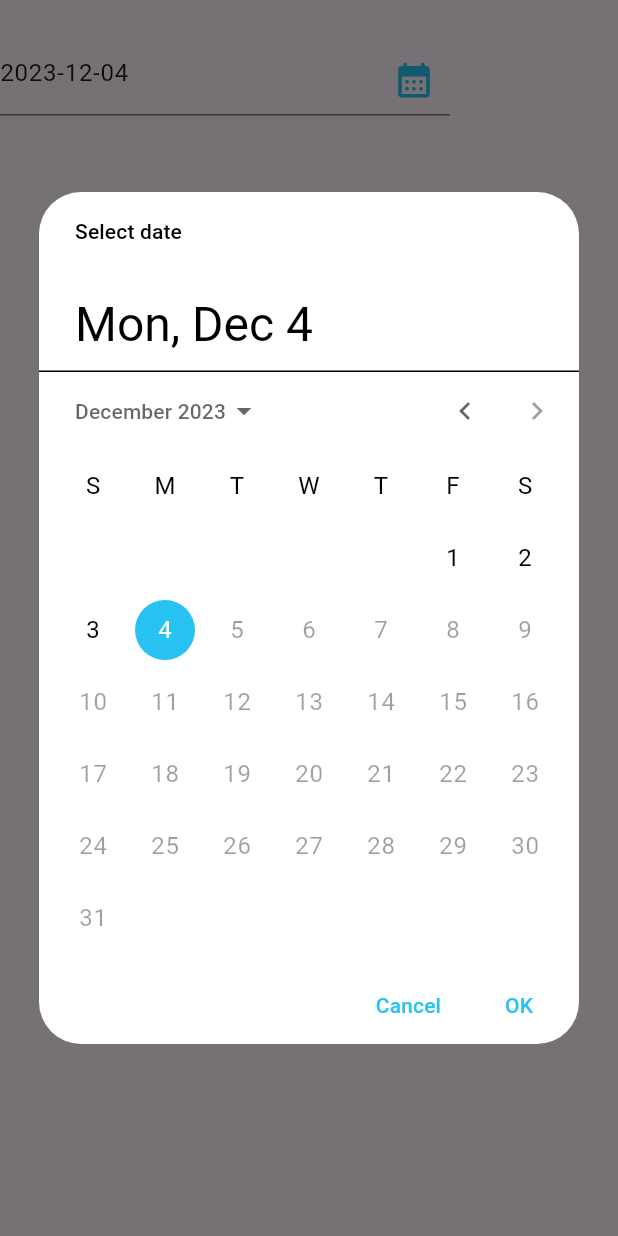
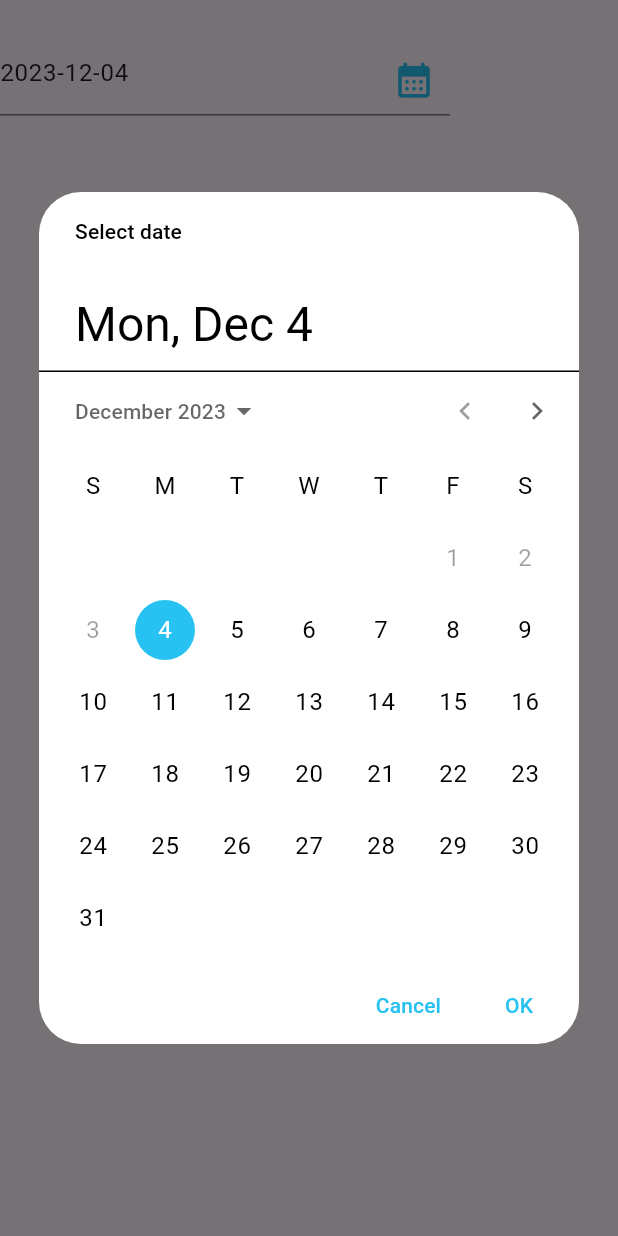
Before and after one commit to Rookeys/Calendar-App, a Flutter app: the DatePickerInput widget shown alone on an empty page, opened directly, after a tap on the "calendar month" icon, on a phone screen of 412 x 824 dp. Run offline on Flutter 3.47's test engine with Material 3 defaults, Android fonts, the phone set to English and light mode, and no system bars; our stand-ins replace firebase_auth, firebase_core, flutter_secure_storage, flutter_slidable, fluttertoast, go_router and 3 more; missing offline and left inert: googleapis; accounts and stored records are empty; network calls fail.

```diff
--- a/lib/common/datePickerInput.dart
+++ b/lib/common/datePickerInput.dart
@@ -5,9 +5,11 @@ class DatePickerInput extends StatefulWidget {
   const DatePickerInput({
     super.key,
     required this.label,
+    this.isFutureCalendar = false,
   });
 
   final String label;
+  final bool isFutureCalendar;
 
   @override
   State<DatePickerInput> createState() => _MyWidgetState();
@@ -53,8 +55,11 @@ class _MyWidgetState extends State<DatePickerInput> {
               final selectedDate = await showDatePicker(
                   context: context,
                   initialDate: date,
-                  firstDate: DateTime(1900),
-                  lastDate: DateTime.now(),
+                  firstDate:
+                      widget.isFutureCalendar ? DateTime.now() : DateTime(1900),
+                  lastDate: widget.isFutureCalendar
+                      ? DateTime.now().add(const Duration(days: 1 * 365))
+                      : DateTime.now(),
                   initialEntryMode: DatePickerEntryMode.calendarOnly,
                   builder: (context, child) {
                     return Theme(
--- a/lib/widgets/calendar_widget.dart
+++ b/lib/widgets/calendar_widget.dart
@@ -227,10 +227,9 @@ class _CalendarWidgetState extends State<CalendarWidget> {
                         endIndent: MediaQuery.of(context).size.width * 0.45,
                         thickness: 4,
                       ),
-                      // Todo DatePickerInput 날짜 보여주는 조건 수정해야함.
-                      // 입사일 = 현재날짜까지 / 휴가신청 = 현재날짜 이후부터
                       const DatePickerInput(
                         label: '',
+                        isFutureCalendar: true,
                       ),
                       CustomInput(
                         label: 'Title',
```
